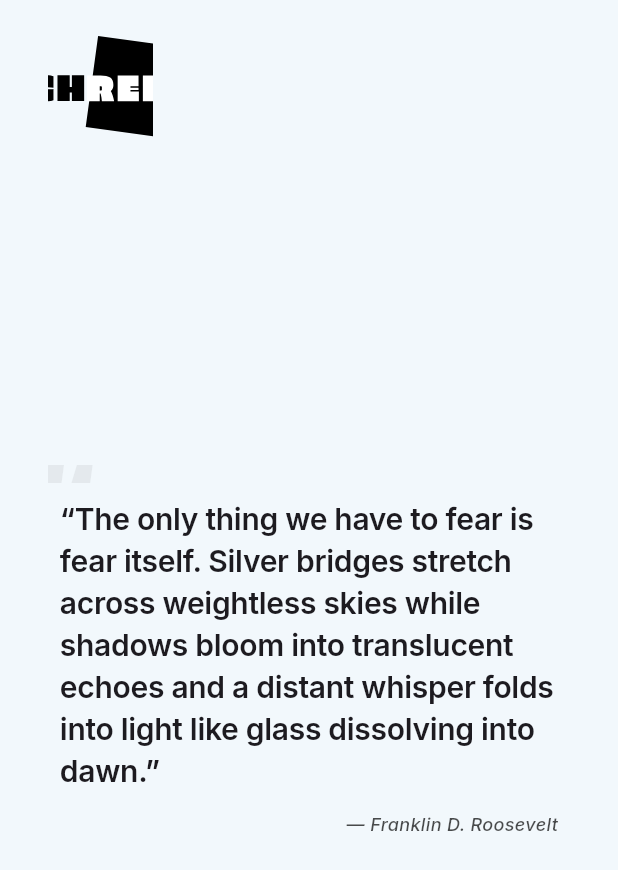
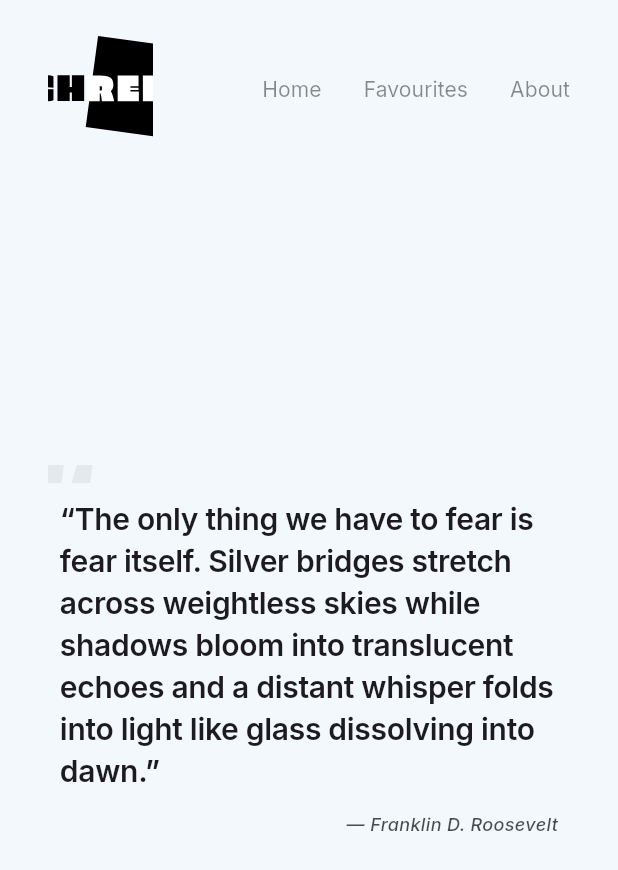
Before and after one commit to u-gin/schreib, a Flutter app: the screen it shows after launch, on a phone screen of 412 x 824 dp. Shown: the top 870 px of the screen. Run offline on Flutter 3.47's test engine with Material 3 defaults, Android fonts, the phone set to English and light mode, and no system bars; our stand-ins replace flutter_svg, google_fonts.

Commit message:
add nav bar

```diff
--- a/lib/screens/home_screen.dart
+++ b/lib/screens/home_screen.dart
@@ -2,6 +2,7 @@ import 'dart:math';
 
 import 'package:flutter/material.dart';
 import 'package:flutter_svg/svg.dart';
+import 'package:google_fonts/google_fonts.dart';
 import 'package:schreib/widgets/quote_card.dart';
 
 class HomeScreen extends StatefulWidget {
@@ -228,6 +229,16 @@ class _HomeScreenState extends State<HomeScreen> {
                     height: 70,
                     fit: BoxFit.cover,
                   ),
+
+                  Row(
+                    children: [
+                      _NavItem(label: 'Home', onTap: () {}),
+                      const SizedBox(width: 28),
+                      _NavItem(label: 'Favourites', onTap: () {}),
+                      const SizedBox(width: 28),
+                      _NavItem(label: 'About', onTap: () {}),
+                    ],
+                  ),
                 ],
               ),
 
@@ -280,3 +291,40 @@ class _HomeScreenState extends State<HomeScreen> {
     );
   }
 }
+
+class _NavItem extends StatefulWidget {
+  final String label;
+  final VoidCallback onTap;
+
+  const _NavItem({required this.label, required this.onTap});
+
+  @override
+  State<_NavItem> createState() => _NavItemState();
+}
+
+class _NavItemState extends State<_NavItem> {
+  bool _hovered = false;
+
+  @override
+  Widget build(BuildContext context) {
+    return MouseRegion(
+      onEnter: (_) => setState(() => _hovered = true),
+      onExit: (_) => setState(() => _hovered = false),
+      child: GestureDetector(
+        onTap: widget.onTap,
+        child: AnimatedDefaultTextStyle(
+          duration: const Duration(milliseconds: 180),
+          style: GoogleFonts.inter(
+            fontSize: 14,
+            fontWeight: _hovered ? FontWeight.w600 : FontWeight.w400,
+            color: _hovered
+                ? Colors.black.withOpacity(0.85)
+                : Colors.black.withOpacity(0.45),
+            letterSpacing: 0.1,
+          ),
+          child: Text(widget.label),
+        ),
+      ),
+    );
+  }
+}
```
